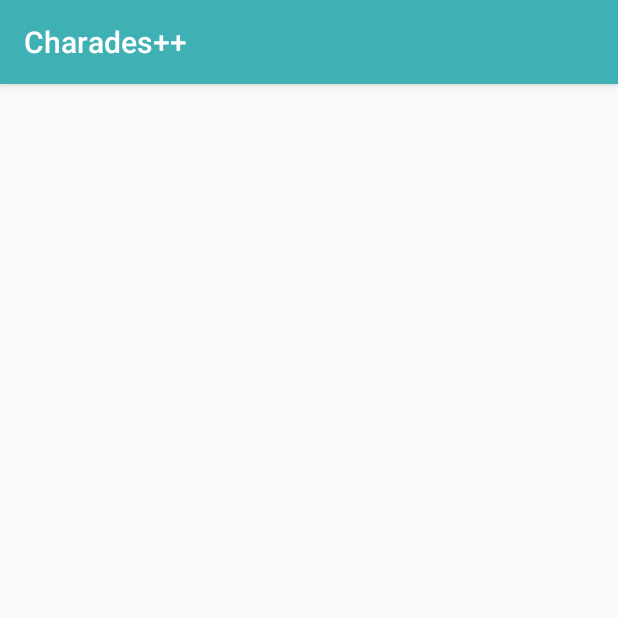
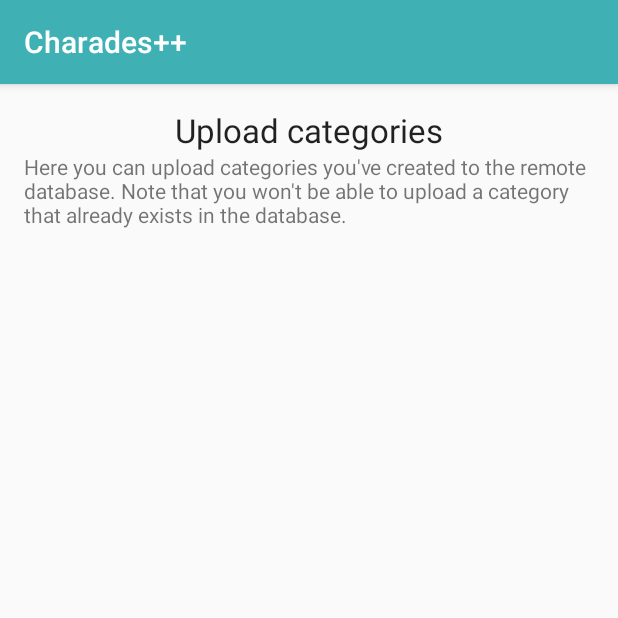
Before and after one commit to debkbanerji/better-charades, an Android app: the UploadCategoryActivity screen opened directly, with no data from a screen before it, on a phone screen of 412 x 824 dp, the top half of it. Run offline under Robolectric (Android 15) with nearby library versions, the phone set to English and light mode, and no system bars.

Commit message:
Create Category Fix
prevents users from creating a category with 0 items

```diff
--- a/BetterCharades/app/src/main/java/com/example/bettercharades/AddItemActivity.java
+++ b/BetterCharades/app/src/main/java/com/example/bettercharades/AddItemActivity.java
@@ -23,6 +23,8 @@ public class AddItemActivity extends AppCompatActivity {
     Button addButton;
     Button finishButton;
     FileOutputStream fos;
+    boolean hasAdded;
+    String title;
 
     @Override
     protected void onCreate(Bundle savedInstanceState) {
@@ -32,19 +34,11 @@ public class AddItemActivity extends AppCompatActivity {
         headingText = (TextView) findViewById(R.id.addItemHeading);
         Intent intent = getIntent();
 
-        String title = intent.getStringExtra("CATEGORY_NAME");
+        title = intent.getStringExtra("CATEGORY_NAME");
         headingText.setText("Creating category \"" + title + "\"");
 
+        hasAdded = false;
 
-        try {
-//            fos = openFileOutput(title, Context.MODE_PRIVATE);
-            fos = openFileOutput(title + ".category.txt", Context.MODE_PRIVATE);
-//            fos.write("TEST".getBytes());
-//            fos.close();
-        } catch (Exception e) {
-            Log.e("File IO Error", e.getMessage());
-        }
-//        Log.i("IO worked", "No errors writing to/creating file");
 
         itemText = (EditText) findViewById(R.id.itemText);
 
@@ -53,15 +47,8 @@ public class AddItemActivity extends AppCompatActivity {
         addButton.setOnClickListener(new View.OnClickListener() {
             @Override
             public void onClick(View v) {
-                String item = (itemText.getText().toString() + "\n");
-                if (item.length() > 0) {
-                    try {
-                        fos.write(item.getBytes());
-                    } catch (Exception e) {
-                        Log.e("File IO Error", e.getMessage());
-                    }
-                }
-                itemText.setText("");
+//                Log.e("Add hasadded: ", Boolean.toString(hasAdded));
+                addtoCategoory();
             }
         });
 
@@ -70,18 +57,15 @@ public class AddItemActivity extends AppCompatActivity {
         finishButton.setOnClickListener(new View.OnClickListener() {
             @Override
             public void onClick(View v) {
-                String item = (itemText.getText().toString() + "\n");
-                if (item.length() > 0) {
+//                Log.e("hasadded: ", Boolean.toString(hasAdded));
+                addtoCategoory();
+
+                if (hasAdded) {
                     try {
-                        fos.write(item.getBytes());
+                        fos.close();
                     } catch (Exception e) {
                         Log.e("File IO Error", e.getMessage());
                     }
-                }
-                try {
-                    fos.close();
-                } catch (Exception e) {
-                    Log.e("File IO Error", e.getMessage());
                 }
                 Intent intent = new Intent(AddItemActivity.this, ChooseActivity.class);
                 intent.setFlags(Intent.FLAG_ACTIVITY_CLEAR_TOP);
@@ -90,4 +74,26 @@ public class AddItemActivity extends AppCompatActivity {
         });
     }
 
+    private void addtoCategoory() {
+        String item = (itemText.getText().toString());
+
+        if (!hasAdded && item.length() > 0) {
+            try {
+                fos = openFileOutput(title + ".category.txt", Context.MODE_PRIVATE);
+                hasAdded = true;
+            } catch (Exception e) {
+                Log.e("File IO Error", e.getMessage());
+            }
+        }
+
+        if (item.length() > 0) {
+            itemText.setText("");
+            try {
+                fos.write((item + "\n").getBytes());
+            } catch (Exception e) {
+                Log.e("File IO Error", e.getMessage());
+            }
+        }
+    }
+
 }
--- a/BetterCharades/app/src/main/java/com/example/bettercharades/UploadCategoryActivity.java
+++ b/BetterCharades/app/src/main/java/com/example/bettercharades/UploadCategoryActivity.java
@@ -17,112 +17,112 @@ public class UploadCategoryActivity extends AppCompatActivity {
 
 
 
-
-        //placeholder code
-        //use this to create categories easily for testing
-        try {
-            String title = "Taylor Swift Music";
-            String result = "22\n" +
-                    "A Perfectly Good Heart\n" +
-                    "A Place In This World\n" +
-                    "All Too Well\n" +
-                    "All You Had To Do Was Stay\n" +
-                    "Back to December\n" +
-                    "Bad Blood\n" +
-                    "Beautiful Eyes\n" +
-                    "Begin Again\n" +
-                    "Better Than Revenge\n" +
-                    "Blank Space\n" +
-                    "Breathe\n" +
-                    "Change\n" +
-                    "Christmas Must Be Something More\n" +
-                    "Christmases When You Were Mine\n" +
-                    "Clean\n" +
-                    "Cold As You\n" +
-                    "Come Back... Be Here\n" +
-                    "Come in With the Rain\n" +
-                    "Crazier\n" +
-                    "Dear John\n" +
-                    "Enchanted\n" +
-                    "Eyes Open\n" +
-                    "Fearless\n" +
-                    "Fifteen\n" +
-                    "Forever & Always\n" +
-                    "Girl At Home\n" +
-                    "Haunted\n" +
-                    "Hey Stephen\n" +
-                    "Holy Ground\n" +
-                    "How You Get the Girl\n" +
-                    "I Almost Do\n" +
-                    "I Heart Question Mark\n" +
-                    "I Knew You Were Trouble\n" +
-                    "I Know Places\n" +
-                    "I Wish You Would\n" +
-                    "I'd Lie\n" +
-                    "If This Was a Movie\n" +
-                    "I'm Only Me When I'm with You\n" +
-                    "Innocent\n" +
-                    "Invisible\n" +
-                    "Jump Then Fall\n" +
-                    "Last Kiss\n" +
-                    "Long Live\n" +
-                    "Love Story\n" +
-                    "Mary's Song (Oh my, my, my)\n" +
-                    "Mean\n" +
-                    "Mine\n" +
-                    "Never Grow Up\n" +
-                    "New Romantics\n" +
-                    "Our Song\n" +
-                    "Ours\n" +
-                    "Out of the Woods\n" +
-                    "Permanent Marker\n" +
-                    "Picture to Burn\n" +
-                    "Red\n" +
-                    "Ronan\n" +
-                    "Sad Beautiful Tragic\n" +
-                    "Safe & Sound\n" +
-                    "Shake It Off\n" +
-                    "Should've Said No\n" +
-                    "Sparks Fly\n" +
-                    "Speak Now\n" +
-                    "Starlight\n" +
-                    "State of Grace\n" +
-                    "Stay Beautiful\n" +
-                    "Stay Stay Stay\n" +
-                    "Style\n" +
-                    "Superman\n" +
-                    "Superstar\n" +
-                    "Teardrops on My Guitar\n" +
-                    "Tell Me Why\n" +
-                    "The Best Day\n" +
-                    "The Lucky One\n" +
-                    "The Moment I Knew\n" +
-                    "The Other Side Of The Door\n" +
-                    "The Outside\n" +
-                    "The Story of Us\n" +
-                    "The Way I Loved You\n" +
-                    "This Love\n" +
-                    "Tied Together with a Smile\n" +
-                    "Tim McGraw\n" +
-                    "Today Was a Fairytale\n" +
-                    "Treacherous\n" +
-                    "Untouchable\n" +
-                    "We Are Never Ever Getting Back Together\n" +
-                    "Welcome To New York\n" +
-                    "White Horse\n" +
-                    "Wildest Dreams\n" +
-                    "Wonderland\n" +
-                    "You Are In Love\n" +
-                    "You Belong With Me\n" +
-                    "You're Not Sorry\n" +
-                    "Everything Has Changed\n" +
-                    "The Last Time";
-            FileOutputStream fos = openFileOutput(title + ".category.txt", Context.MODE_PRIVATE);
-            fos.write(result.getBytes());
-            fos.close();
-        } catch (Exception e) {
-            Log.e("File I/O error", e.getMessage());
-        }
+//
+//        //test code
+//        //use this to create categories easily for testing
+//        try {
+//            String title = "Taylor Swift Music";
+//            String result = "22\n" +
+//                    "A Perfectly Good Heart\n" +
+//                    "A Place In This World\n" +
+//                    "All Too Well\n" +
+//                    "All You Had To Do Was Stay\n" +
+//                    "Back to December\n" +
+//                    "Bad Blood\n" +
+//                    "Beautiful Eyes\n" +
+//                    "Begin Again\n" +
+//                    "Better Than Revenge\n" +
+//                    "Blank Space\n" +
+//                    "Breathe\n" +
+//                    "Change\n" +
+//                    "Christmas Must Be Something More\n" +
+//                    "Christmases When You Were Mine\n" +
+//                    "Clean\n" +
+//                    "Cold As You\n" +
+//                    "Come Back... Be Here\n" +
+//                    "Come in With the Rain\n" +
+//                    "Crazier\n" +
+//                    "Dear John\n" +
+//                    "Enchanted\n" +
+//                    "Eyes Open\n" +
+//                    "Fearless\n" +
+//                    "Fifteen\n" +
+//                    "Forever & Always\n" +
+//                    "Girl At Home\n" +
+//                    "Haunted\n" +
+//                    "Hey Stephen\n" +
+//                    "Holy Ground\n" +
+//                    "How You Get the Girl\n" +
+//                    "I Almost Do\n" +
+//                    "I Heart Question Mark\n" +
+//                    "I Knew You Were Trouble\n" +
+//                    "I Know Places\n" +
+//                    "I Wish You Would\n" +
+//                    "I'd Lie\n" +
+//                    "If This Was a Movie\n" +
+//                    "I'm Only Me When I'm with You\n" +
+//                    "Innocent\n" +
+//                    "Invisible\n" +
+//                    "Jump Then Fall\n" +
+//                    "Last Kiss\n" +
+//                    "Long Live\n" +
+//                    "Love Story\n" +
+//                    "Mary's Song (Oh my, my, my)\n" +
+//                    "Mean\n" +
+//                    "Mine\n" +
+//                    "Never Grow Up\n" +
+//                    "New Romantics\n" +
+//                    "Our Song\n" +
+//                    "Ours\n" +
+//                    "Out of the Woods\n" +
+//                    "Permanent Marker\n" +
+//                    "Picture to Burn\n" +
+//                    "Red\n" +
+//                    "Ronan\n" +
+//                    "Sad Beautiful Tragic\n" +
+//                    "Safe & Sound\n" +
+//                    "Shake It Off\n" +
+//                    "Should've Said No\n" +
+//                    "Sparks Fly\n" +
+//                    "Speak Now\n" +
+//                    "Starlight\n" +
+//                    "State of Grace\n" +
+//                    "Stay Beautiful\n" +
+//                    "Stay Stay Stay\n" +
+//                    "Style\n" +
+//                    "Superman\n" +
+//                    "Superstar\n" +
+//                    "Teardrops on My Guitar\n" +
+//                    "Tell Me Why\n" +
+//                    "The Best Day\n" +
+//                    "The Lucky One\n" +
+//                    "The Moment I Knew\n" +
+//                    "The Other Side Of The Door\n" +
+//                    "The Outside\n" +
+//                    "The Story of Us\n" +
+//                    "The Way I Loved You\n" +
+//                    "This Love\n" +
+//                    "Tied Together with a Smile\n" +
+//                    "Tim McGraw\n" +
+//                    "Today Was a Fairytale\n" +
+//                    "Treacherous\n" +
+//                    "Untouchable\n" +
+//                    "We Are Never Ever Getting Back Together\n" +
+//                    "Welcome To New York\n" +
+//                    "White Horse\n" +
+//                    "Wildest Dreams\n" +
+//                    "Wonderland\n" +
+//                    "You Are In Love\n" +
+//                    "You Belong With Me\n" +
+//                    "You're Not Sorry\n" +
+//                    "Everything Has Changed\n" +
+//                    "The Last Time";
+//            FileOutputStream fos = openFileOutput(title + ".category.txt", Context.MODE_PRIVATE);
+//            fos.write(result.getBytes());
+//            fos.close();
+//        } catch (Exception e) {
+//            Log.e("File I/O error", e.getMessage());
+//        }
 
     }
 }
--- a/BetterCharades/app/src/main/res/layout/activity_download_category.xml
+++ b/BetterCharades/app/src/main/res/layout/activity_download_category.xml
@@ -9,4 +9,20 @@
     android:paddingTop="@dimen/activity_vertical_margin"
     tools:context="com.example.bettercharades.DownloadCategoryActivity">
 
+    <TextView
+        android:layout_width="wrap_content"
+        android:layout_height="wrap_content"
+        android:textAppearance="?android:attr/textAppearanceLarge"
+        android:text="Download categories"
+        android:id="@+id/textView6"
+        android:layout_alignParentTop="true"
+        android:layout_centerHorizontal="true" />
+
+    <TextView
+        android:layout_width="wrap_content"
+        android:layout_height="wrap_content"
+        android:text="@string/download_prompt"
+        android:id="@+id/downloadInfoText"
+        android:layout_below="@+id/textView6"
+        android:layout_centerHorizontal="true" />
 </RelativeLayout>
--- a/BetterCharades/app/src/main/res/layout/activity_upload_category.xml
+++ b/BetterCharades/app/src/main/res/layout/activity_upload_category.xml
@@ -9,4 +9,20 @@
     android:paddingTop="@dimen/activity_vertical_margin"
     tools:context="com.example.bettercharades.UploadCategoryActivity">
 
+    <TextView
+        android:layout_width="wrap_content"
+        android:layout_height="wrap_content"
+        android:textAppearance="?android:attr/textAppearanceLarge"
+        android:text="Upload categories"
+        android:id="@+id/textView5"
+        android:layout_alignParentTop="true"
+        android:layout_centerHorizontal="true" />
+
+    <TextView
+        android:layout_width="wrap_content"
+        android:layout_height="wrap_content"
+        android:text="@string/upload_prompt"
+        android:id="@+id/uploadInfoText"
+        android:layout_below="@+id/textView5"
+        android:layout_centerHorizontal="true" />
 </RelativeLayout>
--- a/BetterCharades/app/src/main/res/values/strings.xml
+++ b/BetterCharades/app/src/main/res/values/strings.xml
@@ -4,4 +4,7 @@
     <string name="create_text">Enter a name for the category you would like to create.</string>
     <string name="create_text_note">Note that if you already have a category of the same name it will be overwritten.</string>
     <string name="add_item_prompt">Enter the items you would like to add to your category and press the finish button once you are done</string>
+    <string name="upload_prompt">Here you can upload categories you\'ve created to the remote database.
+        Note that you won\'t be able to upload a category that already exists in the database.</string>
+    <string name="download_prompt">Here you can download categories from the remote database. Note that any categories downloaded from the remote database will replace local categories of the same name.</string>
 </resources>
```
Also changed, not shown: BetterCharades/app/src/main/ic_launcher-web.png (added), BetterCharades/app/src/main/res/mipmap-hdpi/ic_launcher.png, BetterCharades/app/src/main/res/mipmap-mdpi/ic_launcher.png, BetterCharades/app/src/main/res/mipmap-xhdpi/ic_launcher.png, BetterCharades/app/src/main/res/mipmap-xxhdpi/ic_launcher.png, BetterCharades/app/src/main/res/mipmap-xxxhdpi/ic_launcher.png, 2 other files.
